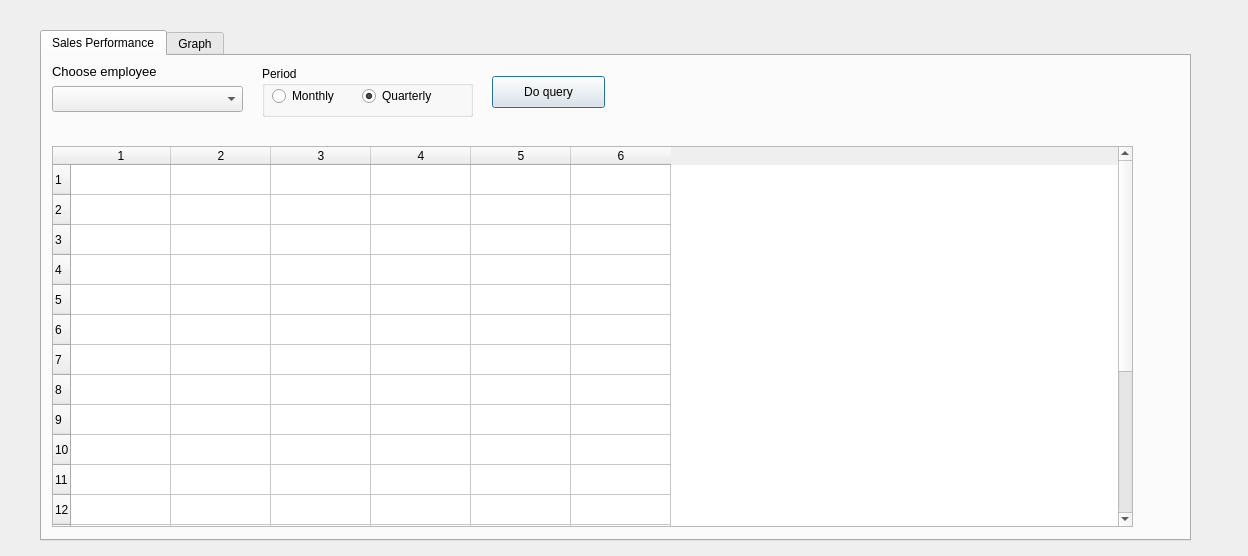
Before: the Qt Designer form employees_dialog.ui in chiphanmsda/product-sales-analytics-gui, drawn with Qt 5.
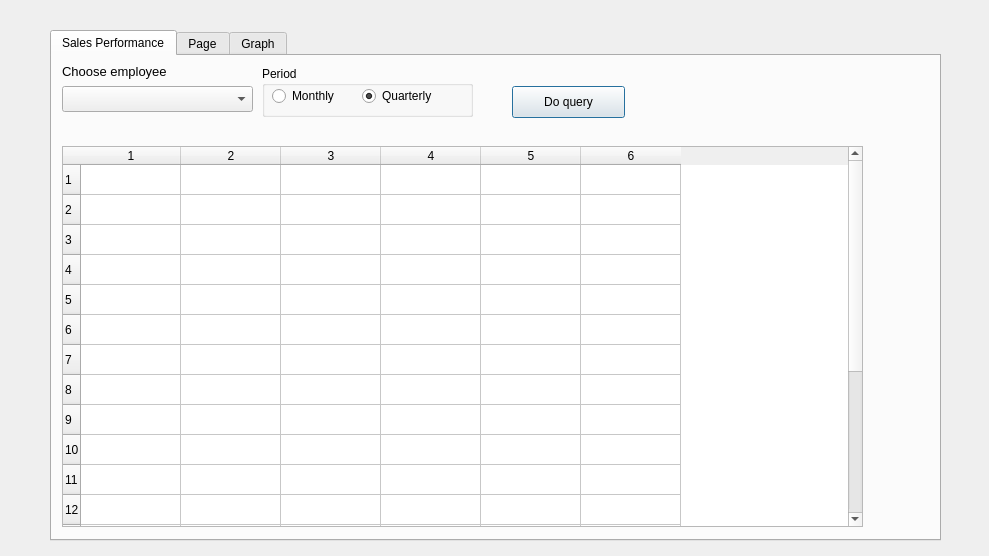
After: the same form once the commit is applied.

Diff of the .ui file:
```diff
--- a/employees_dialog.ui
+++ b/employees_dialog.ui
@@ -6,7 +6,7 @@
    <rect>
     <x>0</x>
     <y>0</y>
-    <width>1248</width>
+    <width>989</width>
     <height>556</height>
    </rect>
   </property>
@@ -16,9 +16,9 @@
   <widget class="QTabWidget" name="tabWidget">
    <property name="geometry">
     <rect>
-     <x>40</x>
+     <x>50</x>
      <y>30</y>
-     <width>1151</width>
+     <width>891</width>
      <height>511</height>
     </rect>
    </property>
@@ -32,8 +32,8 @@
     <widget class="QPushButton" name="query_button">
      <property name="geometry">
       <rect>
-       <x>450</x>
-       <y>20</y>
+       <x>460</x>
+       <y>30</y>
        <width>113</width>
        <height>32</height>
       </rect>
@@ -75,7 +75,7 @@
       <rect>
        <x>10</x>
        <y>90</y>
-       <width>1081</width>
+       <width>801</width>
        <height>381</height>
       </rect>
      </property>
@@ -115,7 +115,7 @@
     <widget class="QGroupBox" name="radio_group">
      <property name="geometry">
       <rect>
-       <x>220</x>
+       <x>210</x>
        <y>10</y>
        <width>211</width>
        <height>51</height>
@@ -155,6 +155,11 @@
      </widget>
     </widget>
    </widget>
+   <widget class="QWidget" name="tab">
+    <attribute name="title">
+     <string>Page</string>
+    </attribute>
+   </widget>
    <widget class="QWidget" name="graph">
     <attribute name="title">
      <string>Graph</string>
```
